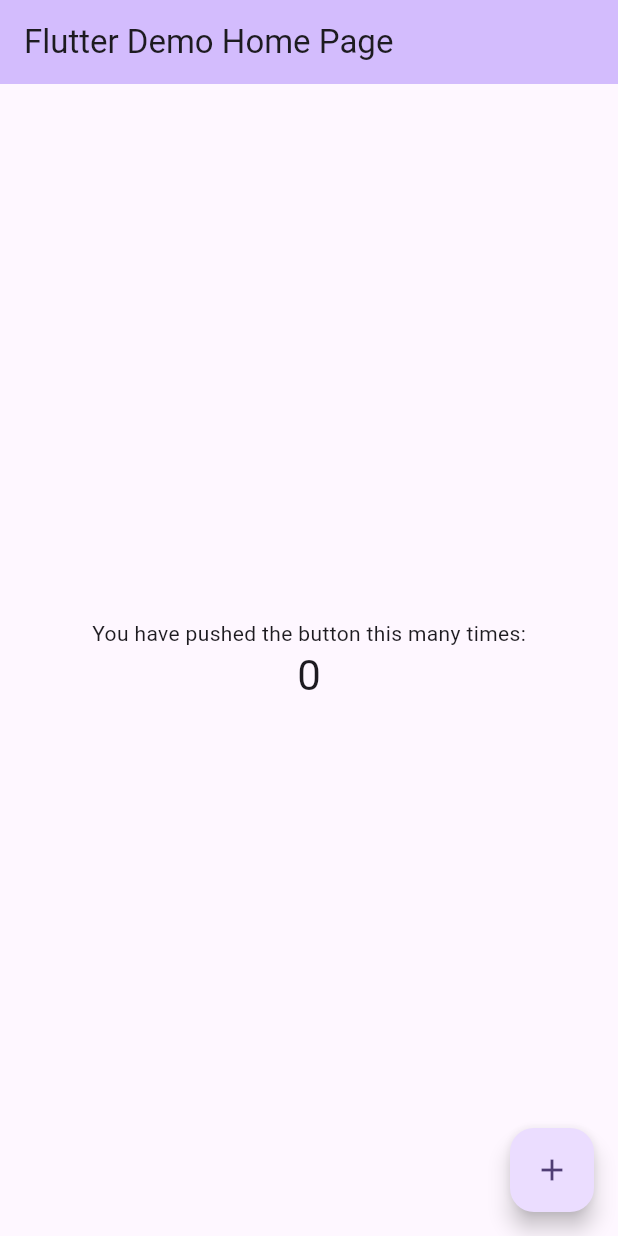
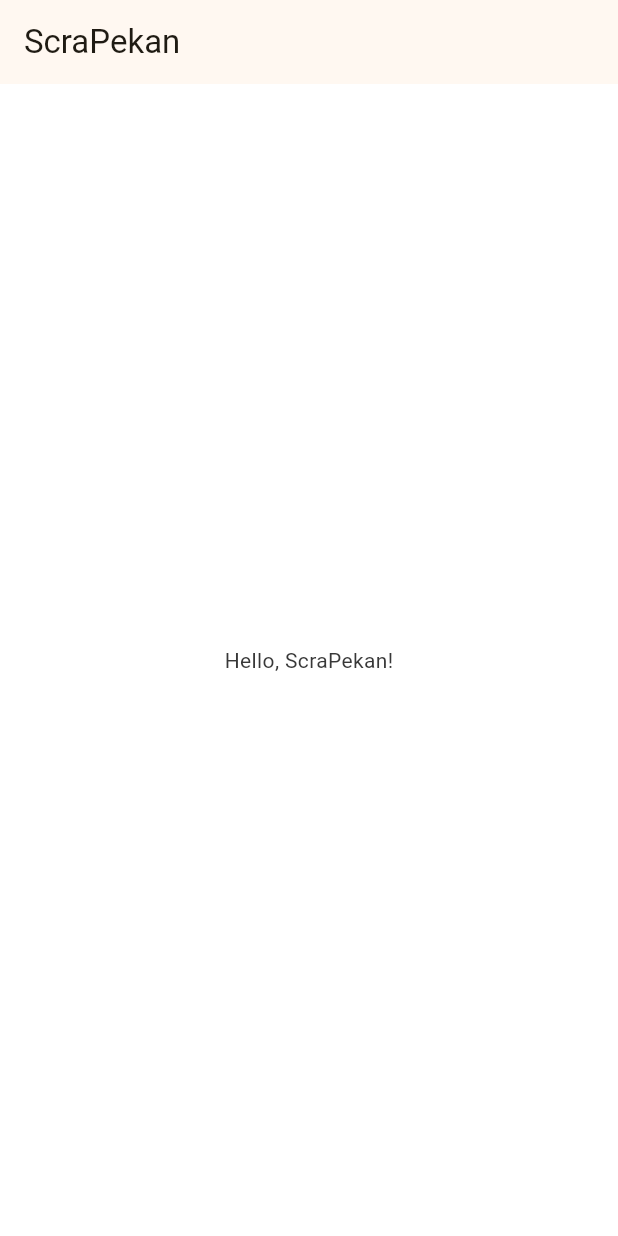
Before and after one commit to nandhns/scrapekan, a Flutter app: the screen it shows after launch, on a phone screen of 412 x 824 dp. Run offline on Flutter 3.47's test engine with Material 3 defaults, Android fonts, the phone set to English and light mode, and no system bars.

Commit message:
mainpage add

```diff
--- a/lib/main.dart
+++ b/lib/main.dart
@@ -1,125 +1,37 @@
 import 'package:flutter/material.dart';
 
 void main() {
-  runApp(const MyApp());
+  runApp(const ScraPekanApp());
 }
 
-class MyApp extends StatelessWidget {
-  const MyApp({super.key});
+class ScraPekanApp extends StatelessWidget {
+  const ScraPekanApp({super.key});
 
-  // This widget is the root of your application.
   @override
   Widget build(BuildContext context) {
     return MaterialApp(
-      title: 'Flutter Demo',
+      title: 'ScraPekan',
       theme: ThemeData(
-        // This is the theme of your application.
-        //
-        // TRY THIS: Try running your application with "flutter run". You'll see
-        // the application has a purple toolbar. Then, without quitting the app,
-        // try changing the seedColor in the colorScheme below to Colors.green
-        // and then invoke "hot reload" (save your changes or press the "hot
-        // reload" button in a Flutter-supported IDE, or press "r" if you used
-        // the command line to start the app).
-        //
-        // Notice that the counter didn't reset back to zero; the application
-        // state is not lost during the reload. To reset the state, use hot
-        // restart instead.
-        //
-        // This works for code too, not just values: Most code changes can be
-        // tested with just a hot reload.
-        colorScheme: ColorScheme.fromSeed(seedColor: Colors.deepPurple),
+        scaffoldBackgroundColor: Colors.white,
+        colorScheme: ColorScheme.fromSeed(seedColor: Color(0xFFEFBF04)),
         useMaterial3: true,
+        textTheme: const TextTheme(
+          bodyMedium: TextStyle(color: Color(0xFF383838)),
+        ),
       ),
-      home: const MyHomePage(title: 'Flutter Demo Home Page'),
+      home: const HomePage(), // temporary
     );
   }
 }
 
-class MyHomePage extends StatefulWidget {
-  const MyHomePage({super.key, required this.title});
-
-  // This widget is the home page of your application. It is stateful, meaning
-  // that it has a State object (defined below) that contains fields that affect
-  // how it looks.
-
-  // This class is the configuration for the state. It holds the values (in this
-  // case the title) provided by the parent (in this case the App widget) and
-  // used by the build method of the State. Fields in a Widget subclass are
-  // always marked "final".
-
-  final String title;
-
-  @override
-  State<MyHomePage> createState() => _MyHomePageState();
-}
-
-class _MyHomePageState extends State<MyHomePage> {
-  int _counter = 0;
-
-  void _incrementCounter() {
-    setState(() {
-      // This call to setState tells the Flutter framework that something has
-      // changed in this State, which causes it to rerun the build method below
-      // so that the display can reflect the updated values. If we changed
-      // _counter without calling setState(), then the build method would not be
-      // called again, and so nothing would appear to happen.
-      _counter++;
-    });
-  }
+class HomePage extends StatelessWidget {
+  const HomePage({super.key});
 
   @override
   Widget build(BuildContext context) {
-    // This method is rerun every time setState is called, for instance as done
-    // by the _incrementCounter method above.
-    //
-    // The Flutter framework has been optimized to make rerunning build methods
-    // fast, so that you can just rebuild anything that needs updating rather
-    // than having to individually change instances of widgets.
     return Scaffold(
-      appBar: AppBar(
-        // TRY THIS: Try changing the color here to a specific color (to
-        // Colors.amber, perhaps?) and trigger a hot reload to see the AppBar
-        // change color while the other colors stay the same.
-        backgroundColor: Theme.of(context).colorScheme.inversePrimary,
-        // Here we take the value from the MyHomePage object that was created by
-        // the App.build method, and use it to set our appbar title.
-        title: Text(widget.title),
-      ),
-      body: Center(
-        // Center is a layout widget. It takes a single child and positions it
-        // in the middle of the parent.
-        child: Column(
-          // Column is also a layout widget. It takes a list of children and
-          // arranges them vertically. By default, it sizes itself to fit its
-          // children horizontally, and tries to be as tall as its parent.
-          //
-          // Column has various properties to control how it sizes itself and
-          // how it positions its children. Here we use mainAxisAlignment to
-          // center the children vertically; the main axis here is the vertical
-          // axis because Columns are vertical (the cross axis would be
-          // horizontal).
-          //
-          // TRY THIS: Invoke "debug painting" (choose the "Toggle Debug Paint"
-          // action in the IDE, or press "p" in the console), to see the
-          // wireframe for each widget.
-          mainAxisAlignment: MainAxisAlignment.center,
-          children: <Widget>[
-            const Text(
-              'You have pushed the button this many times:',
-            ),
-            Text(
-              '$_counter',
-              style: Theme.of(context).textTheme.headlineMedium,
-            ),
-          ],
-        ),
-      ),
-      floatingActionButton: FloatingActionButton(
-        onPressed: _incrementCounter,
-        tooltip: 'Increment',
-        child: const Icon(Icons.add),
-      ), // This trailing comma makes auto-formatting nicer for build methods.
+      appBar: AppBar(title: const Text("ScraPekan")),
+      body: const Center(child: Text("Hello, ScraPekan!")),
     );
   }
 }
```
Also changed, not shown: pubspec.yaml (+13 -4 lines), pubspec.lock, 5 other files.
